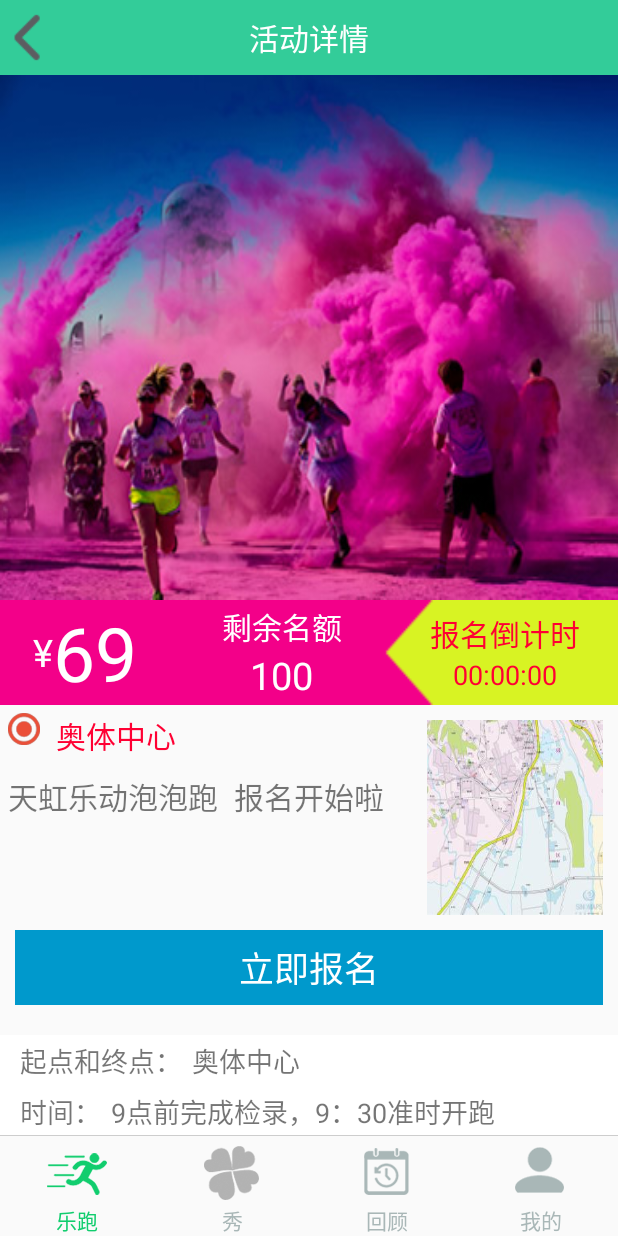
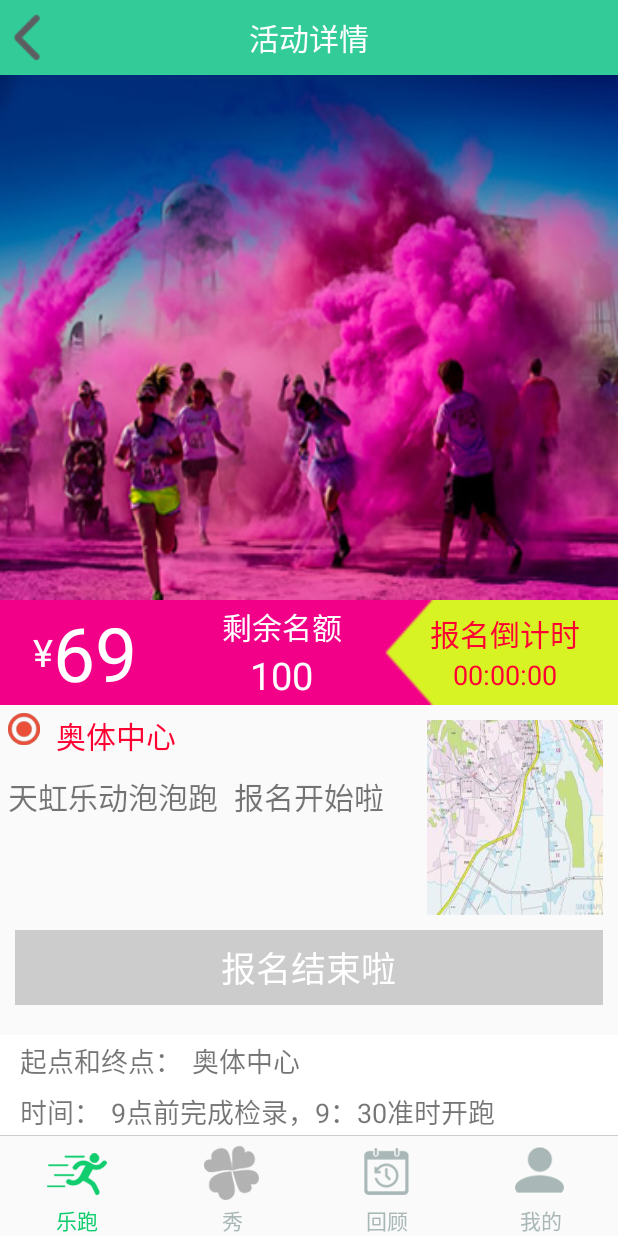
Before and after one commit to atenklsy/ColorRun, an Android app: the fragment IntoLerunEvent placed in its activity, on a phone screen of 412 x 824 dp. Run offline under Robolectric (Android 15) with nearby library versions, the phone set to English and light mode, and no system bars.

Commit message:
7.20修改

```diff
--- a/app/src/main/AndroidManifest.xml
+++ b/app/src/main/AndroidManifest.xml
@@ -19,7 +19,6 @@
         <activity android:name=".activity.RegisterActivity" />
         <activity android:name=".activity.LoginActivity" />
         <activity android:name=".MainActivity" />
-        <activity android:name=".fragment.history.HistoryFragment"/>
     </application>
 
 </manifest>
--- a/app/src/main/java/com/mengshitech/colorrun/adapter/MyshowListViewAdapter.java
+++ b/app/src/main/java/com/mengshitech/colorrun/adapter/MyLerunListViewAdapter.java
@@ -12,11 +12,11 @@ import com.mengshitech.colorrun.R;
  * Created by kanghuicong on 2016/7/21  9:16.
  * 515849594@qq.com
  */
-public class MyshowListViewAdapter extends BaseAdapter {
+public class MyLerunListViewAdapter extends BaseAdapter {
     View view;
     Context context;
 
-    public MyshowListViewAdapter(Context context){
+    public MyLerunListViewAdapter(Context context){
         this.context = context;
     }
     @Override
@@ -38,7 +38,7 @@ public class MyshowListViewAdapter extends BaseAdapter {
     public View getView(int position, View convertView, ViewGroup parent) {
         Holder holder = null;
         if (convertView == null) {
-            view = View.inflate(context, R.layout.me_myshow_listview,
+            view = View.inflate(context, R.layout.me_mylerun_listview,
                     null);
             holder = new Holder();
             holder.myshow_name = (TextView)view.findViewById(R.id.tv_myshow_name);
--- a/app/src/main/java/com/mengshitech/colorrun/fragment/lerun/IntoLerunEvent.java
+++ b/app/src/main/java/com/mengshitech/colorrun/fragment/lerun/IntoLerunEvent.java
@@ -32,15 +32,15 @@ import com.mengshitech.colorrun.utils.Utility;
 public class IntoLerunEvent extends BaseFragment implements OnClickListener {
     View into_lerun_view;
     TimeCount countdown;
-    ImageView poster, map, title_back;
-    TextView title_bar, address, name, origin, time, process, rule, price,
+    ImageView poster, map;
+    TextView  address, name, origin, time, process, rule, price,
             number, tx_entry;
-    LinearLayout bt_entry;
+    LinearLayout ll_entry;
 
     @Override
     public View initView() {
         into_lerun_view = View.inflate(getActivity(), R.layout.lerun_into, null);
-        MainBackUtility.MainBack(into_lerun_view,"活动详情",getFragmentManager());
+        MainBackUtility.MainBack(into_lerun_view,"活动详情",getFragmentManager(),0);
 
         find();
         click();// 点击事件
@@ -55,7 +55,7 @@ public class IntoLerunEvent extends BaseFragment implements OnClickListener {
         // TODO Auto-generated method stub
         if (Integer.valueOf(number.getText().toString()) == 0) {
             tx_entry.setText("报名人数已满");
-            bt_entry.setEnabled(false);
+            ll_entry.setEnabled(false);
         }
     }
 
@@ -70,9 +70,9 @@ public class IntoLerunEvent extends BaseFragment implements OnClickListener {
 
         if (type == "success") {
             number.setText(num + "");
-            bt_entry.setBackgroundColor(Color.parseColor("#cccccc"));
+            ll_entry.setBackgroundColor(Color.parseColor("#cccccc"));
             tx_entry.setText("已报名");
-            bt_entry.setEnabled(false);
+            ll_entry.setEnabled(false);
         }
     }
 
@@ -93,7 +93,7 @@ public class IntoLerunEvent extends BaseFragment implements OnClickListener {
         Log.i("Time_finish", Time_finish + "");
 
         countdown.setEndTime(System.currentTimeMillis()
-                + (Time_finish - Time_now));
+                + (Time_finish - Time_now),ll_entry,tx_entry);
     }
 
     // 活动结束时间转成时间戳
@@ -117,7 +117,7 @@ public class IntoLerunEvent extends BaseFragment implements OnClickListener {
 
     private void click() {
         // TODO Auto-generated method stub
-        bt_entry.setOnClickListener(this);//报名按钮
+        ll_entry.setOnClickListener(this);//报名按钮
         map.setOnClickListener(this);//点击地图放大
     }
 
@@ -134,7 +134,7 @@ public class IntoLerunEvent extends BaseFragment implements OnClickListener {
         price = (TextView) into_lerun_view.findViewById(R.id.into_lerun_price);// 活动费用
         number = (TextView) into_lerun_view.findViewById(R.id.into_lerun_number);// 剩余名额
         countdown = (TimeCount) into_lerun_view.findViewById(R.id.into_lerun_countdown);// 剩余时间
-        bt_entry = (LinearLayout) into_lerun_view.findViewById(R.id.bt_into_lerun_entry);// 报名按钮
+        ll_entry = (LinearLayout) into_lerun_view.findViewById(R.id.bt_into_lerun_entry);// 报名按钮
         tx_entry = (TextView) into_lerun_view.findViewById(R.id.tx_into_lerun_entry);// 立即报名
     }
 
--- a/app/src/main/java/com/mengshitech/colorrun/fragment/lerun/LerunEventListView.java
+++ b/app/src/main/java/com/mengshitech/colorrun/fragment/lerun/LerunEventListView.java
@@ -31,7 +31,7 @@ public class LerunEventListView extends BaseFragment{
     public View initView() {
         lerunevent = View.inflate(getActivity(), R.layout.lerun_event,null);
         MainActivity.rgMainBottom.setVisibility(View.GONE);
-        MainBackUtility.MainBack(lerunevent,"活动",getFragmentManager());
+        MainBackUtility.MainBack(lerunevent,"活动",getFragmentManager(),0);
         find();
         startAdapter();//listview的adapter
         return lerunevent;
--- a/app/src/main/java/com/mengshitech/colorrun/fragment/lerun/TimeCount.java
+++ b/app/src/main/java/com/mengshitech/colorrun/fragment/lerun/TimeCount.java
@@ -3,6 +3,7 @@ package com.mengshitech.colorrun.fragment.lerun;
 import java.util.Calendar;
 import android.content.Context;
 import android.database.ContentObserver;
+import android.graphics.Color;
 import android.os.Handler;
 import android.os.SystemClock;
 import android.provider.Settings;
@@ -11,7 +12,10 @@ import android.text.Spannable;
 import android.text.Spanned;
 import android.text.style.AbsoluteSizeSpan;
 import android.util.AttributeSet;
+import android.widget.Button;
 import android.widget.DigitalClock;
+import android.widget.LinearLayout;
+import android.widget.TextView;
 
 /**
  * Created by kanghuicong on 2016/7/15.
@@ -26,6 +30,8 @@ public class TimeCount extends DigitalClock {
     private Runnable mTicker;
     private Handler mHandler;
     private long endTime;
+    LinearLayout layout;
+    TextView tv;
     public static long distanceTime;
     private ClockListener mClockListener;
     private static boolean isFirst;
@@ -70,9 +76,15 @@ public class TimeCount extends DigitalClock {
                 distanceTime /= 1000;
                 if (distanceTime == 0) {
                     setText("00:00:00");
+                    layout.setBackgroundColor(Color.parseColor("#cccccc"));
+                    tv.setText("报名结束啦");
+                    layout.setEnabled(false);
                     onDetachedFromWindow();
                 } else if (distanceTime < 0) {
                     setText("00:00:00");
+                    layout.setBackgroundColor(Color.parseColor("#cccccc"));
+                    tv.setText("报名结束啦");
+                    layout.setEnabled(false);
                     onDetachedFromWindow();
                 } else {
                     setText(dealTime(distanceTime));
@@ -151,8 +163,11 @@ public class TimeCount extends DigitalClock {
      *
      * @param endTime
      */
-    public void setEndTime(long endTime) {
+    public void setEndTime(long endTime, LinearLayout layout, TextView tv) {
         this.endTime = endTime;
+        this.layout = layout;
+        this.tv = tv;
+
     }
     /**
      * Pulls 12/24 mode from system settings
--- a/app/src/main/java/com/mengshitech/colorrun/fragment/me/myDetailFragment.java
+++ b/app/src/main/java/com/mengshitech/colorrun/fragment/me/myDetailFragment.java
@@ -33,7 +33,7 @@ public class myDetailFragment extends BaseFragment implements View.OnClickListen
     public View initView() {
         mActivity = getActivity();
         mDeatilView = View.inflate(mActivity, R.layout.fragment_mydetail, null);
-        MainBackUtility.MainBack(mDeatilView,"个人信息",getFragmentManager());
+        MainBackUtility.MainBack(mDeatilView,"个人信息",getFragmentManager(),0);
         find();
         click();
 
--- a/app/src/main/java/com/mengshitech/colorrun/utils/MainBackUtility.java
+++ b/app/src/main/java/com/mengshitech/colorrun/utils/MainBackUtility.java
@@ -3,6 +3,7 @@ package com.mengshitech.colorrun.utils;
 import android.support.v4.app.FragmentManager;
 import android.view.View;
 import android.widget.ImageView;
+import android.widget.RelativeLayout;
 import android.widget.TextView;
 
 import com.mengshitech.colorrun.R;
@@ -13,17 +14,20 @@ import com.mengshitech.colorrun.R;
  */
 public class MainBackUtility {
 
-    public static void MainBack(View view, String title, final FragmentManager fm){
-
+    public static void MainBack(View view, String title, final FragmentManager fm,int i){
+        RelativeLayout title_back_ll = (RelativeLayout)view.findViewById(R.id.title_back_ll);
         TextView title_bar = (TextView)view.findViewById(R.id.title_barr);
         title_bar.setText(title);
         ImageView title_back = (ImageView)view.findViewById(R.id.title_back);
-
         title_back.setOnClickListener(new View.OnClickListener() {
             @Override
             public void onClick(View v) {
                 fm.popBackStack();
             }
         });
+
+        if (i==1){
+            title_back_ll.getBackground().setAlpha(0);
+        }
     }
 }
```
Also changed, not shown: app/src/main/java/com/mengshitech/colorrun/fragment/me/myLeRunFragment.java (+32 -11 lines), app/src/main/java/com/mengshitech/colorrun/fragment/me/myShowFragment.java (+5 -20 lines), app/src/main/java/com/mengshitech/colorrun/utils/DialogUtility.java (+18 -12 lines), app/src/main/res/layout/me_mylerun.xml (added, +36 -0 lines), app/src/main/res/layout/me_myshow.xml (deleted, +0 -14 lines), app/src/main/res/layout/me_mylerun_listview.xml (renamed from app/src/main/res/layout/me_myshow_listview.xml).
